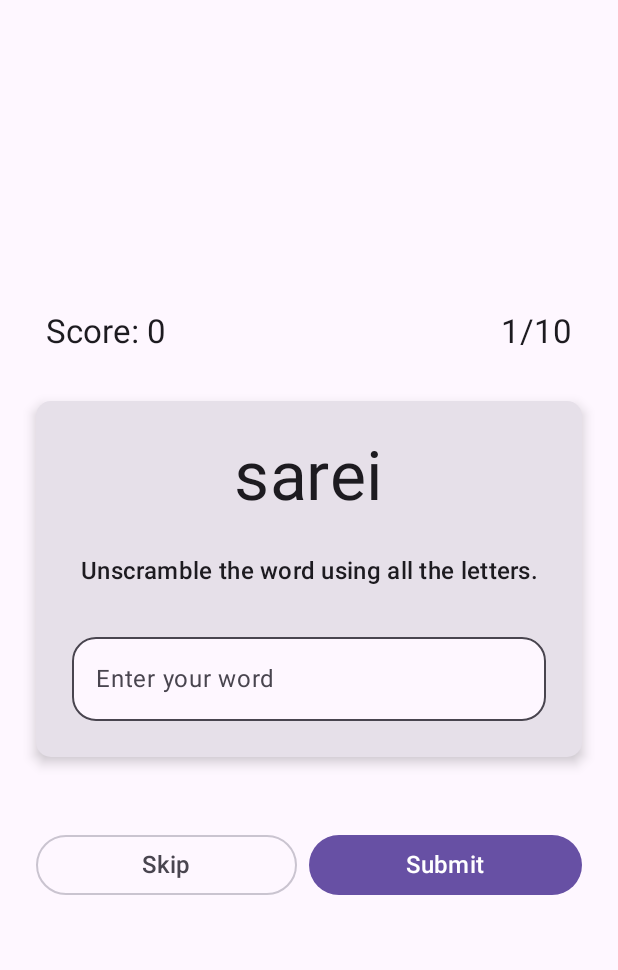
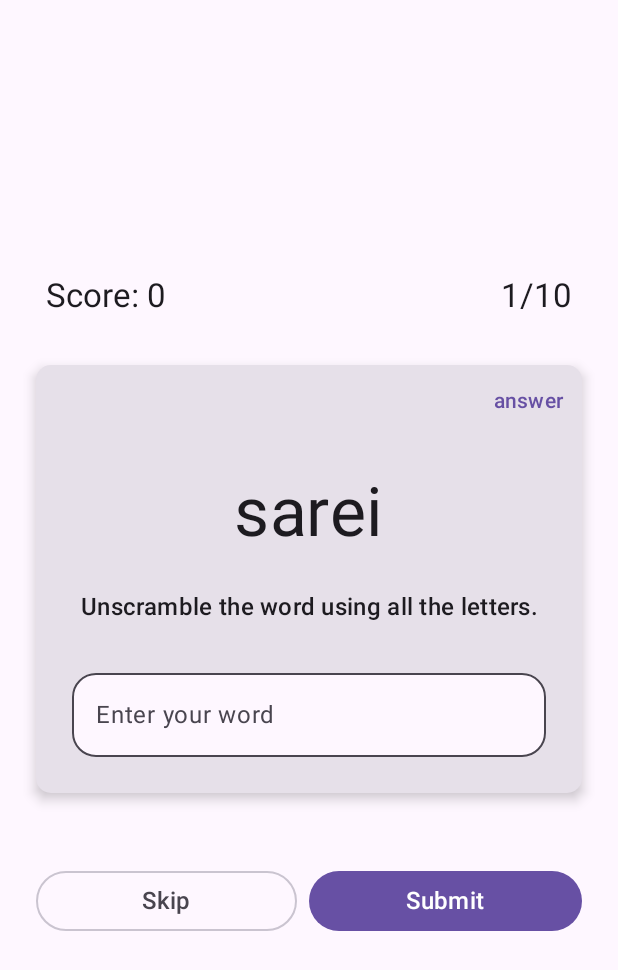
Before and after one commit to yanPWA/Unscramble, an Android app built with Jetpack Compose: the screen it shows after launch (MainActivity), on a phone screen of 412 x 824 dp. Shown: the top 970 px of the screen. Run offline under Robolectric (Android 15) with nearby library versions, the phone set to English and light mode, and no system bars.

Commit message:
[add]各問題の正解を確認できるAnserボタンを追加

```diff
--- a/app/src/main/java/com/example/unscramble/ui/GameScreen.kt
+++ b/app/src/main/java/com/example/unscramble/ui/GameScreen.kt
@@ -98,6 +98,7 @@ fun GameScreen(gameViewModel: GameViewModel) {
             isGuessWrong = gameUiState.isGuessedWordWrong,
             onUserGuessChanged = { gameViewModel.updateUserGuess(it) },
             onKeyboardDone = { gameViewModel.checkUserGuess() },
+            updateIsShowAnswer = gameViewModel::updateIsShowAnswer,
             modifier = Modifier
                 .fillMaxWidth()
                 .wrapContentHeight()
@@ -143,6 +144,13 @@ fun GameScreen(gameViewModel: GameViewModel) {
                     onPlayAgain = { gameViewModel.resetGame() }
                 )
             }
+
+            if (gameUiState.isShowAnswer) {
+                CorrectWordDialog(
+                    word = gameUiState.currentWord.answer,
+                    updateIsShowAnswer = gameViewModel::updateIsShowAnswer
+                )
+            }
         }
     }
 }
@@ -175,6 +183,7 @@ fun GameLayout(
     isGuessWrong: Boolean,
     onUserGuessChanged: (String) -> Unit,
     onKeyboardDone: () -> Unit,
+    updateIsShowAnswer: (Boolean) -> Unit,
     modifier: Modifier = Modifier,
     currentWord: Word,
     userGuess: String
@@ -185,6 +194,14 @@ fun GameLayout(
         modifier = modifier,
         elevation = CardDefaults.cardElevation(defaultElevation = 5.dp)
     ) {
+        TextButton(
+            onClick = { updateIsShowAnswer(true) },
+            modifier = Modifier
+                .align(Alignment.End),
+        ) {
+            Text(text = stringResource(id = R.string.answer))
+        }
+
         Column(
             verticalArrangement = Arrangement.spacedBy(mediumPadding),
             horizontalAlignment = Alignment.CenterHorizontally,
```
Also changed, not shown: app/src/main/java/com/example/unscramble/ui/GameViewModel.kt (+11 -0 lines).
